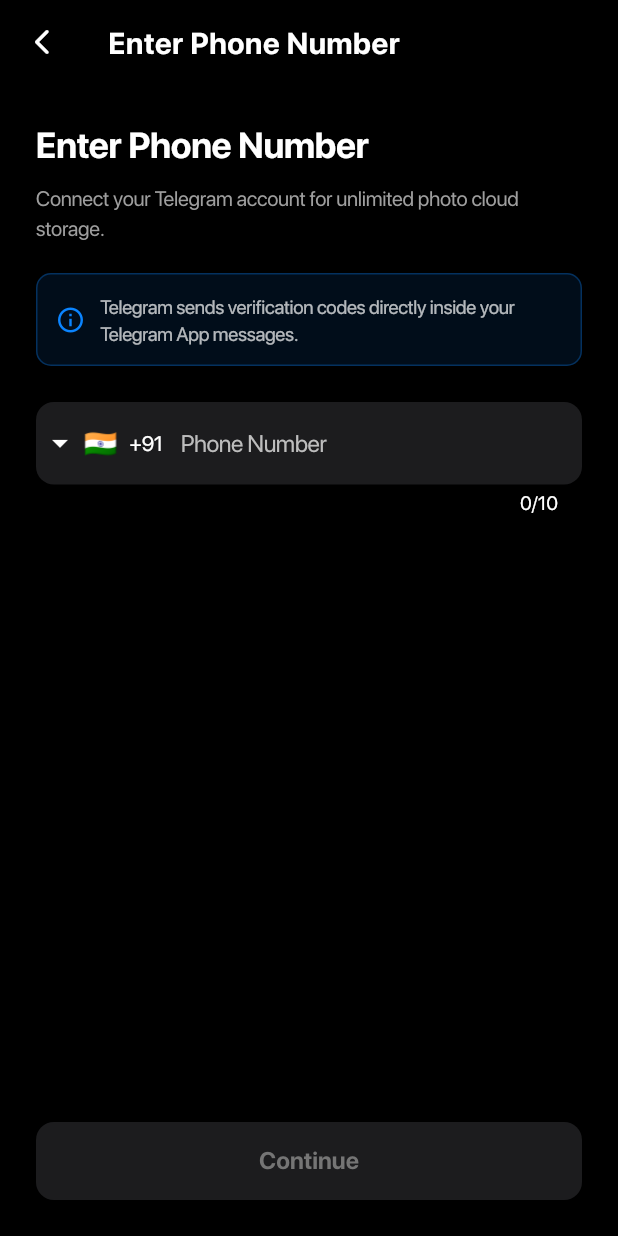
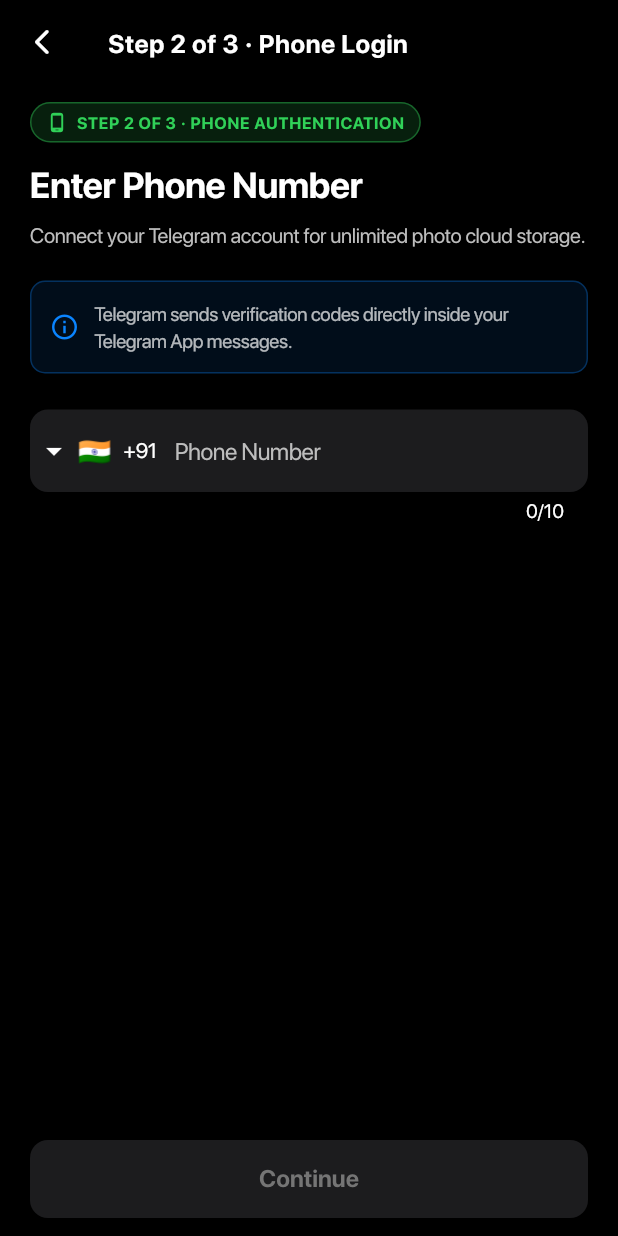
Before and after one commit to Myselfnandha/telecloud-photos, a Flutter app: the PhoneInputScreen screen opened by its route, on a phone screen of 412 x 824 dp. Run offline on Flutter 3.47's test engine with Material 3 defaults, Android fonts, the phone set to English and light mode, and no system bars; drawn by our look-alikes of intl_phone_field; our stand-ins replace connectivity_plus, drift, flutter_dotenv, flutter_riverpod, flutter_secure_storage, go_router and 7 more; missing offline and left inert: flutter_displaymode, flutter_foreground_task, photo_manager, tdlib, workmanager; accounts and stored records are empty; generated files the repository leaves out were written again; statements that could not run were skipped; project files that could hold a hidden picture were left out.

Commit message:
feat(auth): direct workflow from api setup to phone login & robust tdlib state handshake for phone verification

```diff
--- a/lib/features/auth/screens/phone_input_screen.dart
+++ b/lib/features/auth/screens/phone_input_screen.dart
@@ -146,6 +146,7 @@
       backgroundColor: const Color(0xFF000000),
       appBar: AppBar(
         backgroundColor: const Color(0xFF000000),
+        elevation: 0,
         leading: IconButton(
           icon: const Icon(Icons.arrow_back_ios_new_rounded, color: Colors.white, size: 20),
           tooltip: 'Back',
@@ -153,18 +154,48 @@
             if (Navigator.of(context).canPop()) {
               context.pop();
             } else {
-              context.go('/auth-method');
+              context.go('/setup');
             }
           },
         ),
-        title: const Text('Enter Phone Number'),
+        title: const Text(
+          'Step 2 of 3 · Phone Login',
+          style: TextStyle(fontWeight: FontWeight.bold, fontSize: 17),
+        ),
       ),
       body: SafeArea(
         child: Padding(
-          padding: const EdgeInsets.all(24.0),
+          padding: const EdgeInsets.symmetric(horizontal: 20.0, vertical: 12.0),
           child: Column(
             crossAxisAlignment: CrossAxisAlignment.start,
             children: [
+              // Step Progress Badge
+              Container(
+                padding: const EdgeInsets.symmetric(horizontal: 10, vertical: 5),
+                decoration: BoxDecoration(
+                  color: const Color(0xFF30D158).withValues(alpha: 0.15),
+                  borderRadius: BorderRadius.circular(20),
+                  border: Border.all(color: const Color(0xFF30D158).withValues(alpha: 0.4)),
+                ),
+                child: const Row(
+                  mainAxisSize: MainAxisSize.min,
+                  children: [
+                    Icon(Icons.phone_android_rounded, color: Color(0xFF30D158), size: 14),
+                    SizedBox(width: 6),
+                    Text(
+                      'STEP 2 OF 3 · PHONE AUTHENTICATION',
+                      style: TextStyle(
+                        color: Color(0xFF30D158),
+                        fontSize: 11,
+                        fontWeight: FontWeight.w700,
+                        letterSpacing: 0.5,
+                      ),
+                    ),
+                  ],
+                ),
+              ),
+              const SizedBox(height: 12),
+
               const Text(
                 'Enter Phone Number',
                 style: TextStyle(
@@ -173,10 +204,10 @@
                   color: Colors.white,
                 ),
               ),
-              const SizedBox(height: 8),
-              const Text(
+              const SizedBox(height: 6),
+              Text(
                 'Connect your Telegram account for unlimited photo cloud storage.',
-                style: TextStyle(color: Colors.grey),
+                style: TextStyle(color: Colors.grey.shade400, fontSize: 14),
               ),
               const SizedBox(height: 20),
 
```
Also changed, not shown: lib/core/telegram/telegram_auth_manager.dart (+9 -11 lines), lib/features/auth/screens/api_setup_screen.dart (+7 -25 lines).
